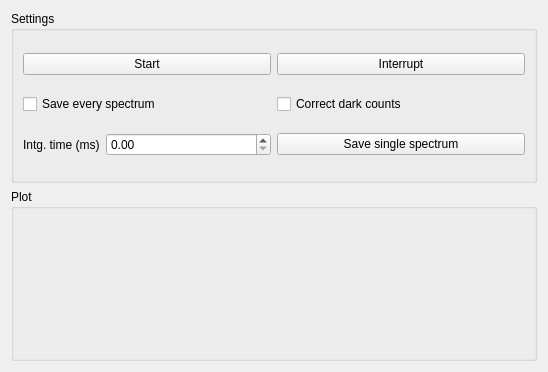
Qt form spec_plot.ui (SarthakJariwala/HW_OceanOptics) before a commit.
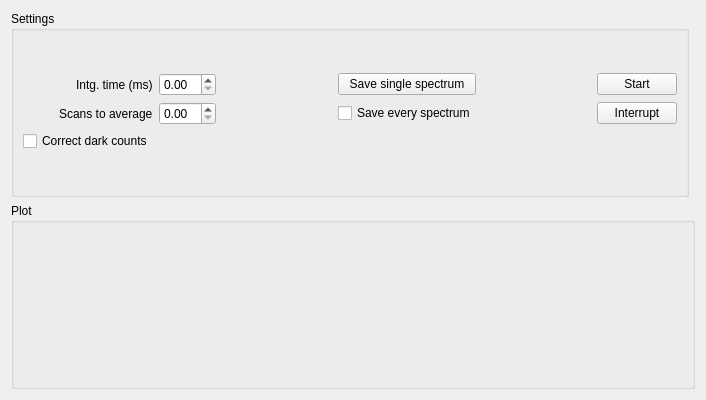
The same form after that commit.

Commit message: updated ui, updated update_display in measurement

```diff
--- a/spec_plot.ui
+++ b/spec_plot.ui
@@ -6,20 +6,24 @@
    <rect>
     <x>0</x>
     <y>0</y>
-    <width>548</width>
-    <height>372</height>
+    <width>706</width>
+    <height>400</height>
    </rect>
   </property>
   <property name="windowTitle">
    <string>Form</string>
   </property>
   <layout class="QGridLayout" name="gridLayout_2" rowstretch="0,0,0">
-   <item row="2" column="0">
+   <item row="2" column="0" colspan="2">
     <widget class="QGroupBox" name="plot_groupBox">
      <property name="title">
       <string>Plot</string>
      </property>
-     <layout class="QVBoxLayout" name="verticalLayout"/>
+     <layout class="QVBoxLayout" name="verticalLayout">
+      <item>
+       <layout class="QVBoxLayout" name="verticalLayout_4"/>
+      </item>
+     </layout>
     </widget>
    </item>
    <item row="0" column="0">
@@ -28,23 +32,23 @@
       <string>Settings</string>
      </property>
      <layout class="QGridLayout" name="gridLayout">
-      <item row="1" column="3">
-       <widget class="QCheckBox" name="correct_dark_counts_checkBox">
+      <item row="0" column="0">
+       <layout class="QGridLayout" name="gridLayout_4">
+        <item row="1" column="0" alignment="Qt::AlignRight">
+         <widget class="QLabel" name="label_2">
         <property name="text">
-         <string>Correct dark counts</string>
+           <string>Scans to average</string>
         </property>
        </widget>
       </item>
-      <item row="5" column="3">
+        <item row="0" column="3">
        <widget class="QPushButton" name="saveSingle_pushButton">
         <property name="text">
          <string>Save single spectrum</string>
         </property>
        </widget>
       </item>
-      <item row="5" column="2">
-       <layout class="QFormLayout" name="formLayout">
-        <item row="0" column="0">
+        <item row="0" column="0" alignment="Qt::AlignRight">
          <widget class="QLabel" name="label">
           <property name="text">
            <string>Intg. time (ms)</string>
@@ -54,28 +58,64 @@
         <item row="0" column="1">
          <widget class="QDoubleSpinBox" name="intg_time_spinBox"/>
         </item>
-       </layout>
-      </item>
-      <item row="0" column="2">
+        <item row="1" column="1">
+         <widget class="QDoubleSpinBox" name="scans_to_avg_spinBox"/>
+        </item>
+        <item row="0" column="5">
        <widget class="QPushButton" name="start_pushButton">
         <property name="text">
          <string>Start</string>
         </property>
        </widget>
       </item>
-      <item row="0" column="3">
+        <item row="0" column="2">
+         <spacer name="horizontalSpacer">
+          <property name="orientation">
+           <enum>Qt::Horizontal</enum>
+          </property>
+          <property name="sizeHint" stdset="0">
+           <size>
+            <width>40</width>
+            <height>20</height>
+           </size>
+          </property>
+         </spacer>
+        </item>
+        <item row="1" column="5">
        <widget class="QPushButton" name="interrupt_pushButton">
         <property name="text">
          <string>Interrupt</string>
         </property>
        </widget>
       </item>
-      <item row="1" column="2">
+        <item row="1" column="3">
        <widget class="QCheckBox" name="save_every_spec_checkBox">
         <property name="text">
          <string>Save every spectrum</string>
         </property>
        </widget>
+        </item>
+        <item row="0" column="4">
+         <spacer name="horizontalSpacer_2">
+          <property name="orientation">
+           <enum>Qt::Horizontal</enum>
+          </property>
+          <property name="sizeHint" stdset="0">
+           <size>
+            <width>40</width>
+            <height>20</height>
+           </size>
+          </property>
+         </spacer>
+        </item>
+        <item row="2" column="0">
+         <widget class="QCheckBox" name="correct_dark_counts_checkBox">
+          <property name="text">
+           <string>Correct dark counts</string>
+          </property>
+         </widget>
+        </item>
+       </layout>
       </item>
      </layout>
     </widget>
```
Lines whose indentation alone changed are shown as unchanged. The commit also changes 2 other files.
